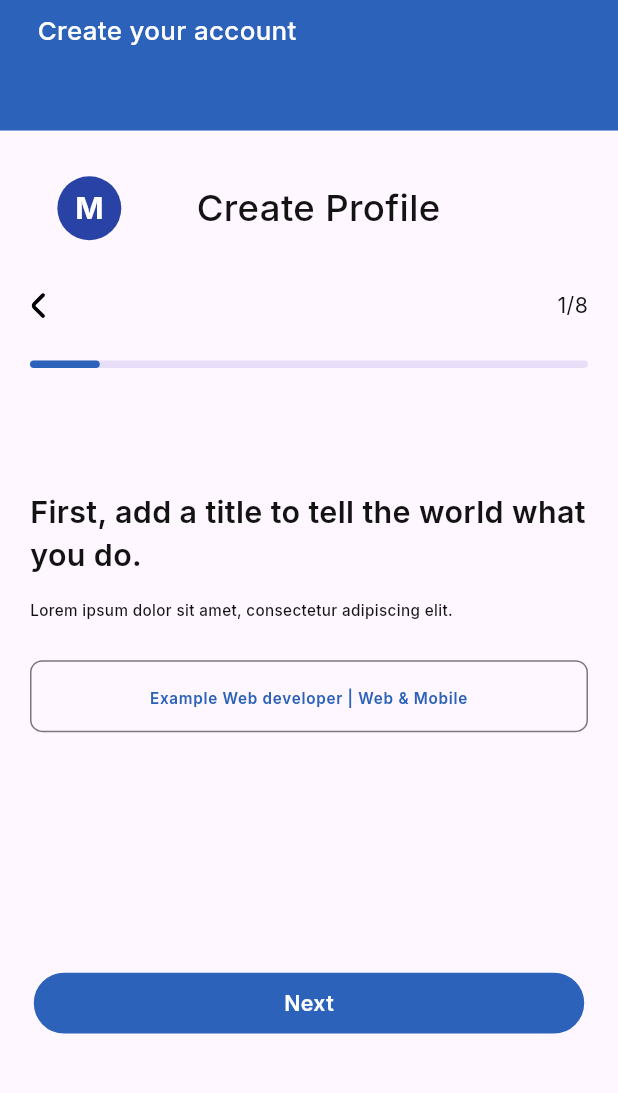
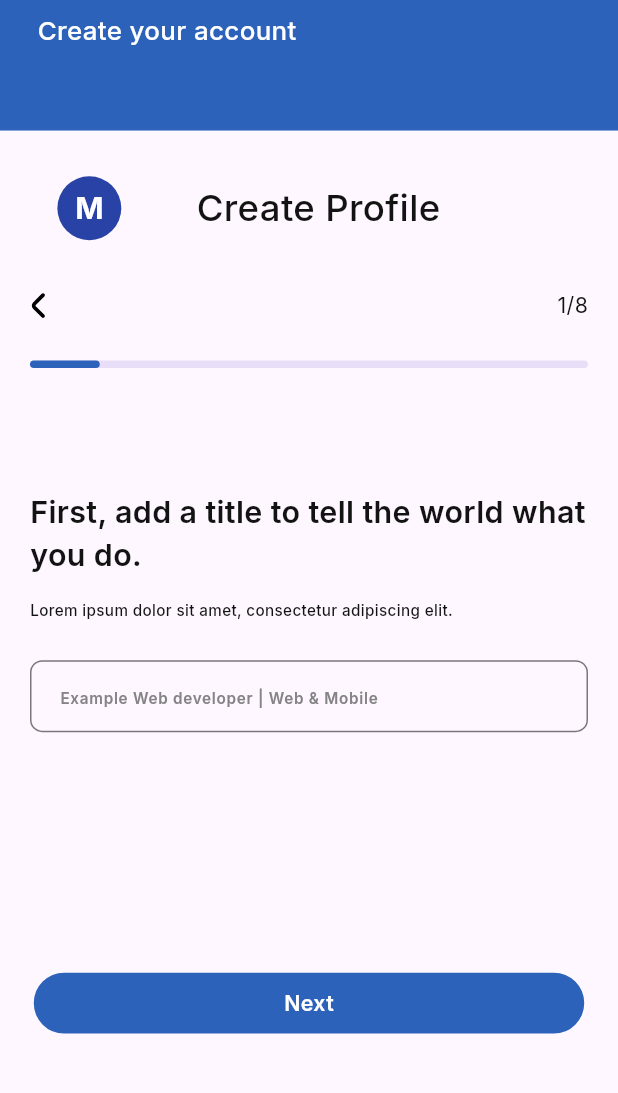
Before and after one commit to project-5327/project-5237-providerside, a Flutter app: the CreateYourProfile screen opened directly, after a tap on "Create Your Profile", on a phone screen of 412 x 824 dp, the part 113-1206 px from its top. Run offline on Flutter 3.47's test engine with Material 3 defaults, Android fonts, the light colour scheme and no system bars; our stand-ins replace carousel_slider, file_picker, flutter_map, flutter_screenutil, flutter_svg, get and 4 more; project files that could hold a hidden picture were left out.

Commit message:
app_strings

```diff
--- a/lib/presentation/constants/assets.dart
+++ b/lib/presentation/constants/assets.dart
@@ -35,6 +35,7 @@ class Assets {
   static String dot = 'assets/icons/dot.svg';
   static String bluedot = 'assets/icons/blue_dot.svg';
   static String creditIC = 'assets/icons/Group 19.svg';
+  static String closeIC = 'assets\icons\close_small.svg';
 
   //Images
   static String profile_img = 'assets/icons/profile_img.svg';
--- a/lib/presentation/constants/color.dart
+++ b/lib/presentation/constants/color.dart
@@ -22,4 +22,5 @@ class MyColors {
   static Color grey2 = Color(0xffEDEDED);
   static Color skyBlue = Color(0xffB2D6FF);
   static Color blue1 = Color(0xff2942A5);
+  static Color blueContainer = Color(0xffEFF3FE);
 }
--- a/lib/presentation/constants/strings.dart
+++ b/lib/presentation/constants/strings.dart
@@ -0,0 +1,26 @@
+class AppStrings {
+  static const createProfileText1 =
+      'First, add a title to tell the world what you do.';
+  static const createProfileLorem =
+      'Lorem ipsum dolor sit amet, consectetur adipiscing elit.';
+  static const titletext = 'Example Web developer | Web & Mobile';
+  static const addExperience = '+Add Experience';
+  static const selectExperience = 'Select Experience';
+  static const fresher = 'Fresher';
+  static const next = 'Next';
+  static const privious = 'Privious';
+  static const addExperience1 = 'Add Experience';
+  static const experience1 = 'Experience 1';
+  static const companyName = 'Company Name';
+  static const role = 'Role';
+  static const endDate = 'End Date';
+  static const startDate = 'Start Date';
+  static const employmentType = 'Employment Type';
+  static const description = 'Description';
+  static const enterHere = 'Enter here..';
+
+  static const createProfileLorem1 =
+      'Lorem ipsum dolor sit amet, consectetur \nadipiscing elit, sed do eiusmod.';
+  static const noExperince = 'No experience yet.';
+  static const createProfileExperince = 'Add your work experiences.';
+}
--- a/lib/presentation/screens/create_profile/profile/profile_detail.dart
+++ b/lib/presentation/screens/create_profile/profile/profile_detail.dart
@@ -6,6 +6,7 @@ import 'package:project_5237_provider/controller/form_controller.dart';
 import 'package:project_5237_provider/presentation/screens/create_profile/profile/static_profile.dart';
 
 import '../../../constants/color.dart';
+import '../../../constants/strings.dart';
 import '../../../widgets/create_profile_widget.dart';
 import '../../../widgets/customize_button.dart';
 import 'profile2.dart';
@@ -27,19 +28,21 @@ class ProfileDetail extends StatelessWidget {
           children: [
             SizedBox(height: 30.h),
             EditCreateProfile(
+              align: TextAlign.start,
               ontap: () {},
               validator: (value) => formController.validateSkills(value),
               controller: skillsController,
-              text: 'First, add a title to tell the world what you do.',
-              text1: 'Lorem ipsum dolor sit amet, consectetur adipiscing elit.',
-              feildText: 'Example Web developer | Web & Mobile',
+              text: AppStrings.createProfileText1,
+              text1: AppStrings.createProfileLorem,
+              feildText: AppStrings.titletext,
+              color: MyColors.lightGrey,
             ),
             SizedBox(height: 158.h),
             Center(
                 child: CustomizeButton(
                     borderColor: MyColors.btnColor,
                     radius: 100.r,
-                    text: 'Next',
+                    text: AppStrings.next,
                     height: 40.h,
                     width: 334.w,
                     color: MyColors.btnColor,
--- a/lib/presentation/widgets/create_profile_widget.dart
+++ b/lib/presentation/widgets/create_profile_widget.dart
@@ -59,6 +59,9 @@ class EditCreateProfile extends StatelessWidget {
   final String text;
   final String text1;
   final String feildText;
+  final TextAlign? align;
+
+  final Color? color;
   final controller;
   final validator;
   final VoidCallback ontap;
@@ -69,7 +72,9 @@ class EditCreateProfile extends StatelessWidget {
       required this.feildText,
       this.controller,
       this.validator,
-      required this.ontap});
+      required this.ontap,
+      this.color,
+      this.align});
   final ProfileController profileController = Get.put(ProfileController());
 
   @override
@@ -103,7 +108,7 @@ class EditCreateProfile extends StatelessWidget {
         ),
         TextFormField(
           onTap: ontap,
-          textAlign: TextAlign.center,
+          textAlign: align ?? TextAlign.center,
           readOnly: true,
           validator: validator,
           controller: controller,
@@ -111,7 +116,7 @@ class EditCreateProfile extends StatelessWidget {
             hintText: feildText,
             hintStyle: TextStyle(
                 fontSize: 10.sp,
-                color: MyColors.blue,
+                color: color ?? MyColors.blue,
                 fontWeight: FontWeight.w600),
             contentPadding:
                 const EdgeInsets.symmetric(vertical: 10, horizontal: 16),
```
Also changed, not shown: lib/presentation/screens/create_profile/profile/add_experience.dart (added, +86 -0 lines), lib/presentation/screens/create_profile/profile/profile2.dart (+41 -23 lines), assets/icons/close_small.svg (added), assets/icons/edit_square.svg (added), assets/images/Ellipse 53.svg (added).
